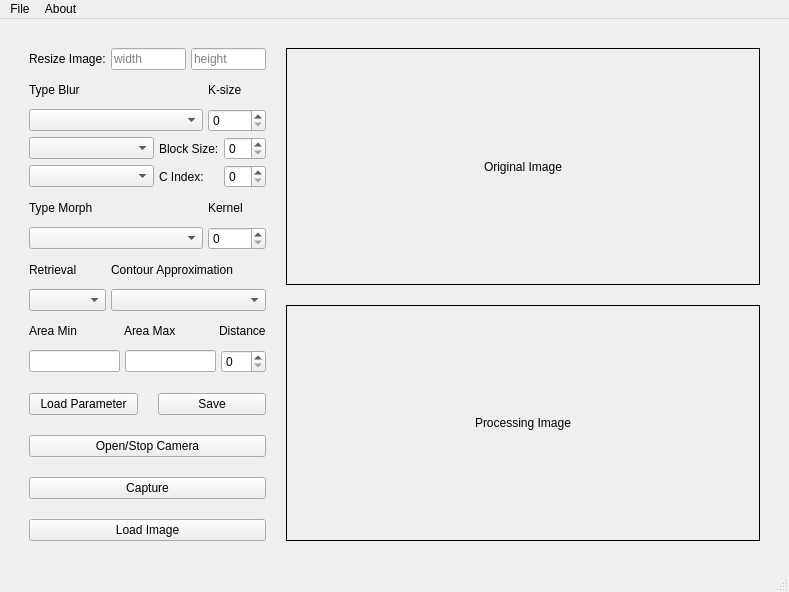
vananh2606/VisionProcessingImage, file src/gui/MainWindowUI.ui: the form before one commit.
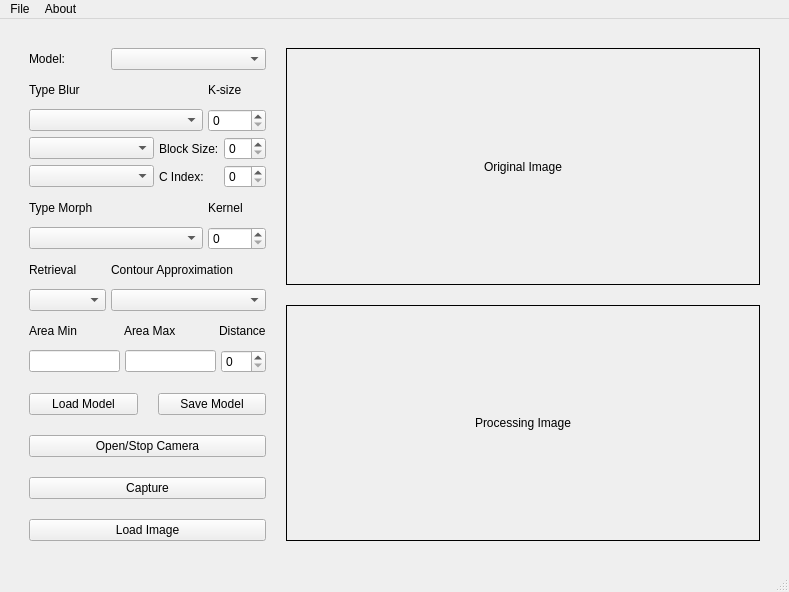
The form after the commit.

The edit to the form file:
```diff
--- a/src/gui/MainWindowUI.ui
+++ b/src/gui/MainWindowUI.ui
@@ -40,27 +40,16 @@
            <number>5</number>
           </property>
           <item>
-           <layout class="QHBoxLayout" name="ResizeImage">
+           <layout class="QHBoxLayout" name="Model" stretch="1,2">
             <item>
              <widget class="QLabel" name="text_resize">
               <property name="text">
-               <string>Resize Image:</string>
+               <string>Model:</string>
               </property>
              </widget>
             </item>
             <item>
-             <widget class="QLineEdit" name="width">
-              <property name="placeholderText">
-               <string>width</string>
-              </property>
-             </widget>
-            </item>
-            <item>
-             <widget class="QLineEdit" name="height">
-              <property name="placeholderText">
-               <string>height</string>
-              </property>
-             </widget>
+             <widget class="QComboBox" name="model"/>
             </item>
            </layout>
           </item>
@@ -223,14 +212,14 @@
           <item>
            <widget class="QPushButton" name="LoadParameter">
             <property name="text">
-             <string>Load Parameter</string>
+             <string>Load Model</string>
             </property>
            </widget>
           </item>
           <item>
            <widget class="QPushButton" name="Save">
             <property name="text">
-             <string>Save</string>
+             <string>Save Model</string>
             </property>
            </widget>
           </item>
```
Left out of the diff: 6 changed lines with no effect on the pictures.
